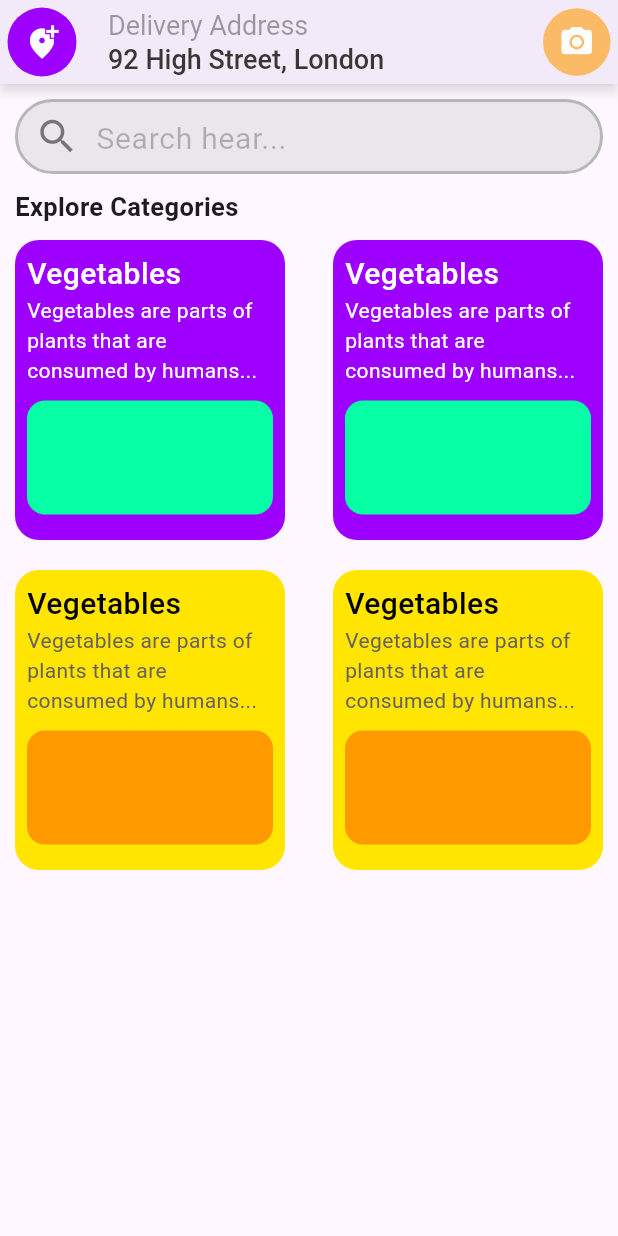
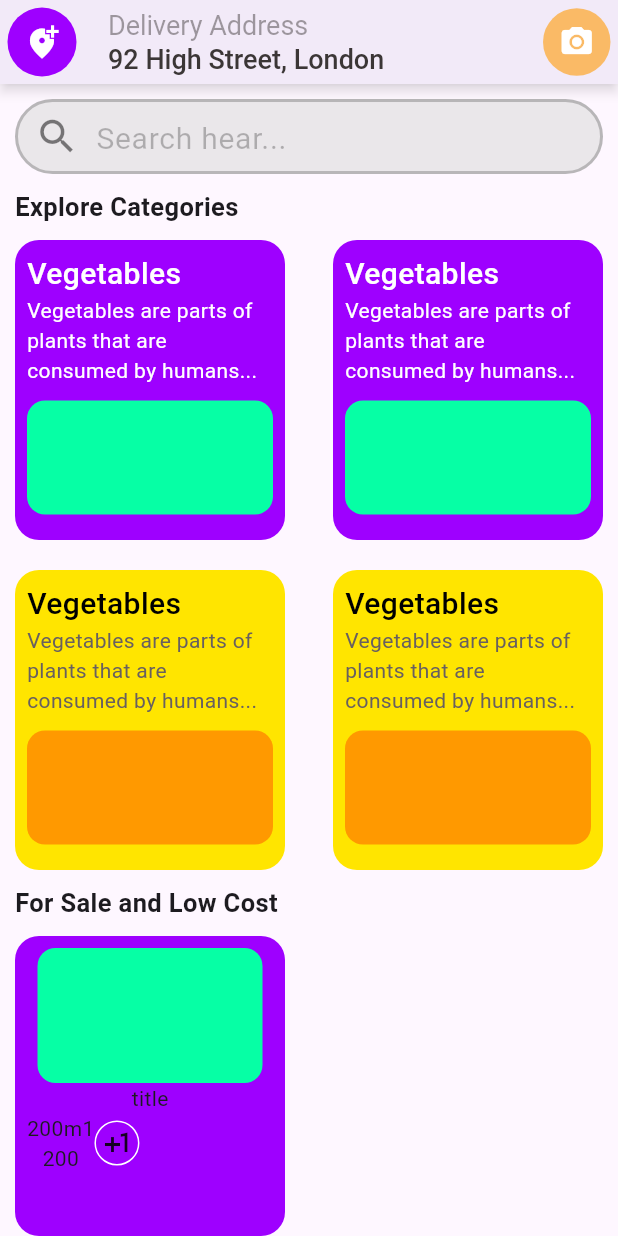
Before and after one commit to WmIsuru2001/flutter_grocery, a Flutter app: the screen it shows after launch, on a phone screen of 412 x 824 dp. Run offline on Flutter 3.47's test engine with Material 3 defaults, Android fonts, the phone set to English and light mode, and no system bars.

Commit message:
product price card

```diff
--- a/lib/pages/home_page/home_page.dart
+++ b/lib/pages/home_page/home_page.dart
@@ -2,6 +2,7 @@ import 'package:flutter/material.dart';
 import 'package:flutter_grocery/pages/home_page/widgets/search_bar.dart';
 import 'package:flutter_grocery/widgets/app_bar/app_bar.dart';
 import 'package:flutter_grocery/widgets/reusable/product_card.dart';
+import 'package:flutter_grocery/widgets/reusable/product_price_card.dart';
 
 class HomePage extends StatelessWidget {
   const HomePage({super.key});
@@ -82,6 +83,20 @@ class HomePage extends StatelessWidget {
                   ),
                 ],
               ),
+              SizedBox(
+                height: 10,
+              ),
+              Text(
+                "For Sale and Low Cost",
+                style: TextStyle(
+                  fontSize: 17,
+                  fontWeight: FontWeight.w700,
+                ),
+              ),
+              SizedBox(
+                height: 10,
+              ),
+              ProductPriceCard(),
             ],
           ),
         ),
--- /dev/null
+++ b/lib/widgets/reusable/product_price_card.dart
@@ -0,0 +1,58 @@
+import 'package:flutter/material.dart';
+
+class ProductPriceCard extends StatelessWidget {
+  const ProductPriceCard({super.key});
+
+  final double cardwidth = 180;
+  final double cardheight = 200;
+  @override
+  Widget build(BuildContext context) {
+    return Container(
+      width: cardwidth,
+      height: cardheight,
+      decoration: BoxDecoration(
+        color: const Color(0xff9E00FF),
+        borderRadius: BorderRadius.circular(16),
+      ),
+      child: Padding(
+        padding: const EdgeInsets.all(8.0),
+        child: Column(
+          children: [
+            Container(
+              width: 150,
+              height: 90,
+              decoration: BoxDecoration(
+                color: const Color(0xff06FFA5),
+                borderRadius: BorderRadius.circular(12),
+              ),
+            ),
+            const Text("title"),
+            Row(
+              children: [
+                const Column(
+                  children: [
+                    Text("200m1"),
+                    Text("200"),
+                  ],
+                ),
+                Container(
+                  width: 30,
+                  height: 30,
+                  decoration: BoxDecoration(
+                    borderRadius: BorderRadius.circular(100),
+                    border: Border.all(
+                      color: Colors.white,
+                    ),
+                  ),
+                  child: const Icon(
+                    Icons.plus_one,
+                  ),
+                ),
+              ],
+            )
+          ],
+        ),
+      ),
+    );
+  }
+}
```
